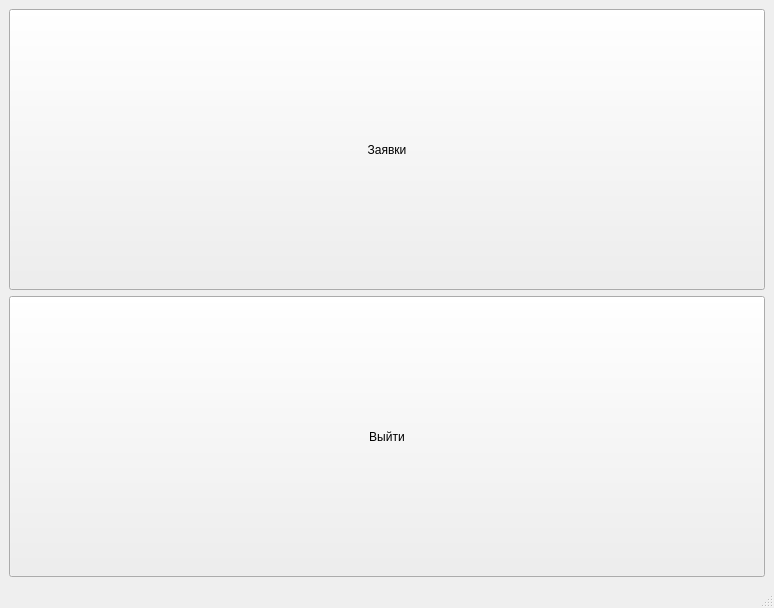
The window that forms/mainwindow.ui (He3HaK0MeZ/CourseProject) describes before a commit, drawn with Qt 5.
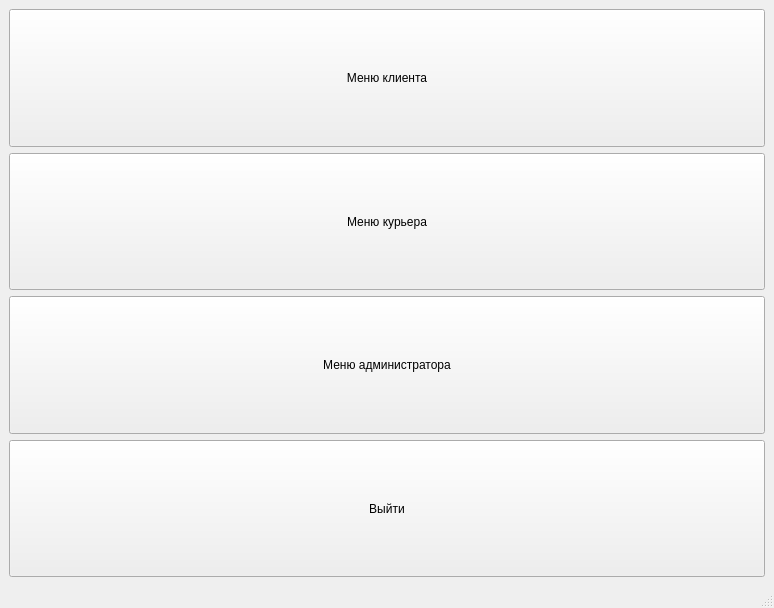
The same window after the commit.

```diff
--- a/forms/mainwindow.ui
+++ b/forms/mainwindow.ui
@@ -36,7 +36,20 @@
        </sizepolicy>
       </property>
       <property name="text">
-       <string>Заявки</string>
+       <string>Меню клиента</string>
+      </property>
+     </widget>
+    </item>
+    <item>
+     <widget class="QPushButton" name="pushButton_2">
+      <property name="sizePolicy">
+       <sizepolicy hsizetype="Minimum" vsizetype="Preferred">
+        <horstretch>0</horstretch>
+        <verstretch>0</verstretch>
+       </sizepolicy>
+      </property>
+      <property name="text">
+       <string>Меню курьера</string>
       </property>
       <property name="autoDefault">
        <bool>false</bool>
@@ -50,7 +63,20 @@
      </widget>
     </item>
     <item>
-     <widget class="QPushButton" name="pushButton_2">
+     <widget class="QPushButton" name="pushButton_3">
+      <property name="sizePolicy">
+       <sizepolicy hsizetype="Minimum" vsizetype="Preferred">
+        <horstretch>0</horstretch>
+        <verstretch>0</verstretch>
+       </sizepolicy>
+      </property>
+      <property name="text">
+       <string>Меню администратора</string>
+      </property>
+     </widget>
+    </item>
+    <item>
+     <widget class="QPushButton" name="pushButton_4">
       <property name="sizePolicy">
        <sizepolicy hsizetype="Minimum" vsizetype="Preferred">
         <horstretch>0</horstretch>
```
Left out of the diff: 2 changed lines with no effect on the pictures.
